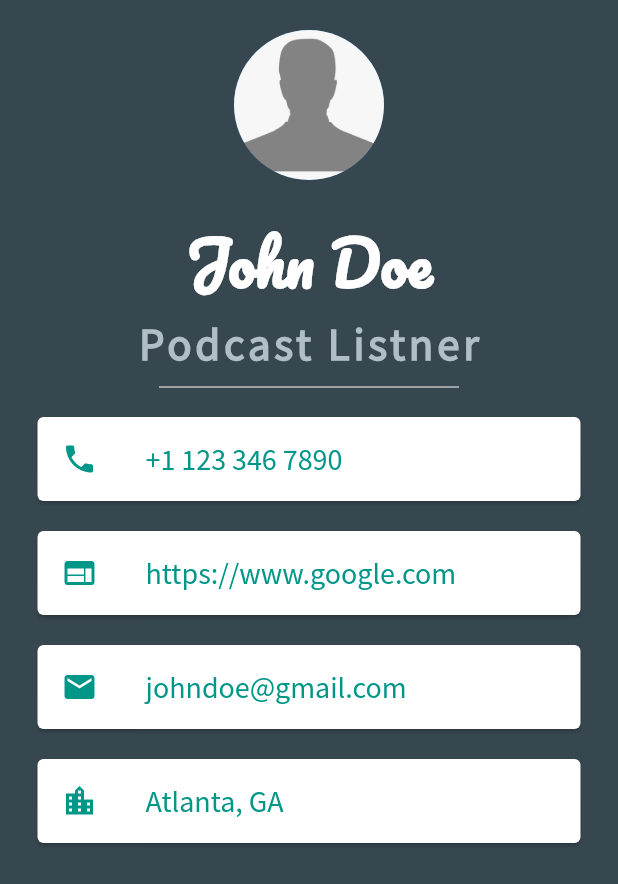
After one commit to CSC4360-Spring22/podcast_app, a Flutter app: the userProfileScreen screen opened directly, on a phone screen of 412 x 824 dp. The commit adds this screen. Shown: the top 884 px of the screen. Run offline on Flutter 3.47's test engine with Material 2 defaults, Android fonts, the phone set to English and light mode, and no system bars; our stand-ins replace audioplayers, cloud_firestore, firebase_auth, firebase_core, google_fonts, google_sign_in; accounts and stored records are empty; network calls fail.

Commit message:
user profile page done

```diff
--- /dev/null
+++ b/lib/screens/userProfileScreen.dart
@@ -0,0 +1,63 @@
+import 'package:flutter/material.dart';
+import 'package:google_fonts/google_fonts.dart';
+import 'package:podcast_app/views/widgets/info_card.dart';
+
+const url = "https://www.google.com";
+const email = "johndoe@gmail.com";
+const phone = "+1 123 346 7890";
+const location = "Atlanta, GA";
+
+class userProfileScreen extends StatelessWidget {
+  const userProfileScreen({Key? key}) : super(key: key);
+
+  @override
+  Widget build(BuildContext context) {
+    return Scaffold(
+      backgroundColor: Colors.blueGrey[800],
+      body: SafeArea(
+        child: Column(
+          children: <Widget>[
+            SizedBox(
+              height: 20,
+            ),
+            CircleAvatar(
+              radius: 50,
+              backgroundImage: AssetImage('assets/images/userProfile.png'),
+            ),
+            SizedBox(
+              height: 20,
+            ),
+            Text(
+              "John Doe",
+              style: TextStyle(
+                fontSize: 40.0,
+                color: Colors.white,
+                fontWeight: FontWeight.bold,
+                fontFamily: "Pacifico",
+              ),
+            ),
+            Text(
+              "Podcast Listner",
+              style: TextStyle(
+                fontSize: 30.0,
+                color: Colors.blueGrey[200],
+                letterSpacing: 2.5,
+                fontWeight: FontWeight.bold,
+                fontFamily: "Source Sans Pro",
+              ),
+            ),
+            SizedBox(
+              height: 20,
+              width: 200,
+              child: Divider(color: Colors.white),
+            ),
+            InfoCard(text: phone, icon: Icons.phone),
+            InfoCard(text: url, icon: Icons.web),
+            InfoCard(text: email, icon: Icons.email),
+            InfoCard(text: location, icon: Icons.location_city)
+          ],
+        ),
+      ),
+    );
+  }
+}
--- a/lib/views/home.dart
+++ b/lib/views/home.dart
@@ -4,6 +4,7 @@ import 'package:google_sign_in/google_sign_in.dart';
 import 'package:podcast_app/models/podcast.api.dart';
 import 'package:podcast_app/models/podcast.dart';
 import 'package:podcast_app/screens/signin_screen.dart';
+import 'package:podcast_app/screens/userProfileScreen.dart';
 import 'package:podcast_app/views/widgets/podcast_card.dart';
 
 import '../screens/favorites.dart';
@@ -21,7 +22,7 @@ class _HomePageState extends State<HomePage> {
   final screens = [
     HomePage2(),
     favorite(),
-    Center(child: Text('play', style: TextStyle(fontSize: 30)))
+    userProfileScreen(),
   ];
 
   @override
--- /dev/null
+++ b/lib/views/widgets/info_card.dart
@@ -0,0 +1,33 @@
+import 'package:flutter/material.dart';
+
+class InfoCard extends StatelessWidget {
+  final String text;
+  final IconData icon;
+
+  InfoCard(
+      {required this.text, required this.icon});
+
+  @override
+  Widget build(BuildContext context) {
+    return GestureDetector(
+      child: Card(
+        color: Colors.white,
+        margin: EdgeInsets.symmetric(vertical: 10, horizontal: 25),
+        child: ListTile(
+          leading: Icon(
+            icon,
+            color: Colors.teal,
+          ),
+          title: Text(
+            text,
+            style:TextStyle(
+              color: Colors.teal,
+              fontSize: 20,
+              fontFamily: "Source Sans Pro"
+            ),
+          ),
+        ),
+      ),
+    );
+  }
+}
```
Also changed, not shown: pubspec.yaml (+13 -4 lines), assets/fonts/Pacifico-Regular.ttf (added), assets/fonts/SourceSansPro-Regular.ttf (added), assets/images/userProfile.png (added), pubspec.lock.
